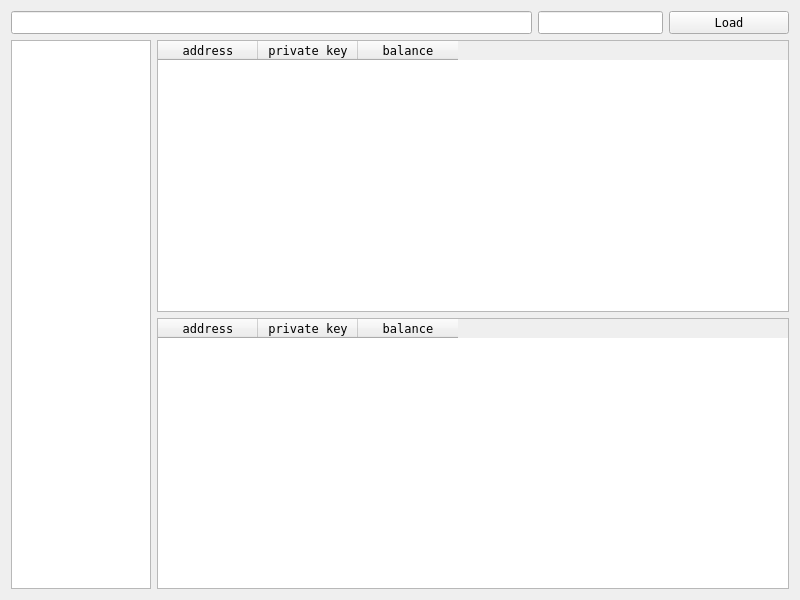
Qt form gui/mainwindow.ui (trezor/trezor-firmware) before a commit.
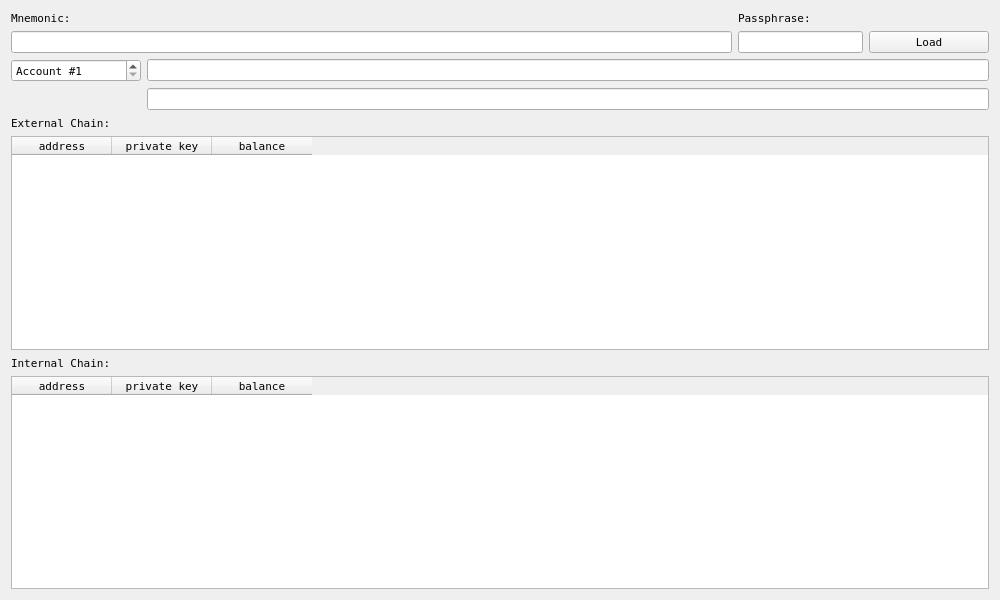
The same form after that commit.

Commit message: add more checks for improbable cases; rework gui testing app

Patch:
```diff
--- a/gui/mainwindow.ui
+++ b/gui/mainwindow.ui
@@ -6,13 +6,14 @@
    <rect>
     <x>0</x>
     <y>0</y>
-    <width>800</width>
+    <width>1000</width>
     <height>600</height>
    </rect>
   </property>
   <property name="font">
    <font>
     <family>DejaVu Sans Mono</family>
+    <pointsize>8</pointsize>
    </font>
   </property>
   <property name="windowTitle">
@@ -20,10 +21,10 @@
   </property>
   <widget class="QWidget" name="centralWidget">
    <layout class="QGridLayout" name="gridLayout">
-    <item row="0" column="0" colspan="2">
-     <widget class="QLineEdit" name="editMnemonic"/>
+    <item row="4" column="1" colspan="3">
+     <widget class="QLineEdit" name="lineXpub"/>
     </item>
-    <item row="0" column="2">
+    <item row="1" column="2">
      <widget class="QLineEdit" name="editPassphrase">
       <property name="sizePolicy">
        <sizepolicy hsizetype="Fixed" vsizetype="Fixed">
@@ -33,7 +34,7 @@
       </property>
      </widget>
     </item>
-    <item row="0" column="3">
+    <item row="1" column="3">
      <widget class="QPushButton" name="buttonLoad">
       <property name="sizePolicy">
        <sizepolicy hsizetype="Fixed" vsizetype="Fixed">
@@ -52,23 +53,7 @@
       </property>
      </widget>
     </item>
-    <item row="1" column="0" rowspan="2">
-     <widget class="QListWidget" name="listAccount">
-      <property name="sizePolicy">
-       <sizepolicy hsizetype="Fixed" vsizetype="Expanding">
-        <horstretch>0</horstretch>
-        <verstretch>0</verstretch>
-       </sizepolicy>
-      </property>
-      <property name="maximumSize">
-       <size>
-        <width>140</width>
-        <height>16777215</height>
-       </size>
-      </property>
-     </widget>
-    </item>
-    <item row="1" column="1" colspan="3">
+    <item row="7" column="0" colspan="4">
      <widget class="QTableWidget" name="listAddress">
       <column>
        <property name="text">
@@ -87,7 +72,7 @@
       </column>
      </widget>
     </item>
-    <item row="2" column="1" colspan="3">
+    <item row="9" column="0" colspan="4">
      <widget class="QTableWidget" name="listChange">
       <column>
        <property name="text">
@@ -106,6 +91,59 @@
       </column>
      </widget>
     </item>
+    <item row="0" column="0">
+     <widget class="QLabel" name="labelMnemonic">
+      <property name="text">
+       <string>Mnemonic:</string>
+      </property>
+     </widget>
+    </item>
+    <item row="0" column="2">
+     <widget class="QLabel" name="labelPassphrase">
+      <property name="text">
+       <string>Passphrase:</string>
+      </property>
+     </widget>
+    </item>
+    <item row="5" column="0">
+     <widget class="QLabel" name="labelExternal">
+      <property name="text">
+       <string>External Chain:</string>
+      </property>
+     </widget>
+    </item>
+    <item row="8" column="0">
+     <widget class="QLabel" name="labelInternal">
+      <property name="text">
+       <string>Internal Chain:</string>
+      </property>
+     </widget>
+    </item>
+    <item row="2" column="0">
+     <widget class="QSpinBox" name="spinAccount">
+      <property name="maximumSize">
+       <size>
+        <width>130</width>
+        <height>16777215</height>
+       </size>
+      </property>
+      <property name="prefix">
+       <string>Account #</string>
+      </property>
+      <property name="minimum">
+       <number>1</number>
+      </property>
+      <property name="maximum">
+       <number>2147483647</number>
+      </property>
+     </widget>
+    </item>
+    <item row="1" column="0" colspan="2">
+     <widget class="QLineEdit" name="editMnemonic"/>
+    </item>
+    <item row="2" column="1" colspan="3">
+     <widget class="QLineEdit" name="lineXprv"/>
+    </item>
    </layout>
   </widget>
  </widget>
```
Left out of the diff: 4 changed lines with no effect on the pictures. The commit also changes 5 other files.
